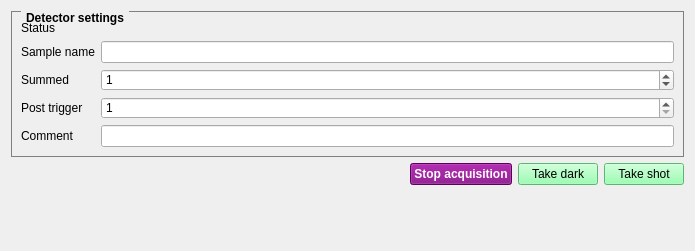
Qt form P02.1/Revolver/UI/layout_detector_controls.ui (DESY-Petra-III/P02) before a commit.
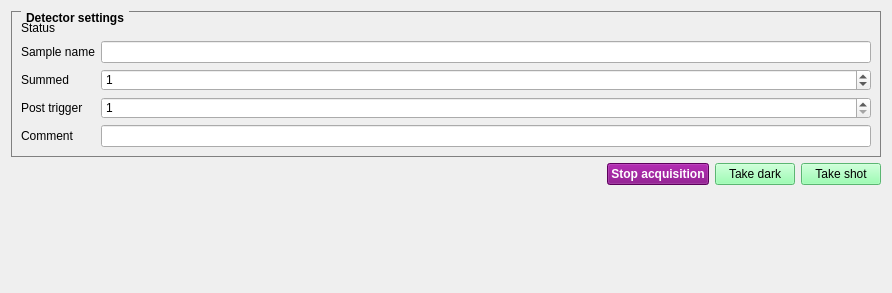
The same form after that commit.

What changed in the file:
```diff
--- a/P02.1/Revolver/UI/layout_detector_controls.ui
+++ b/P02.1/Revolver/UI/layout_detector_controls.ui
@@ -6,8 +6,8 @@
    <rect>
     <x>0</x>
     <y>0</y>
-    <width>695</width>
-    <height>251</height>
+    <width>892</width>
+    <height>293</height>
    </rect>
   </property>
   <property name="sizePolicy">
```
Left out of the diff: 26 changed lines with no effect on the pictures.
